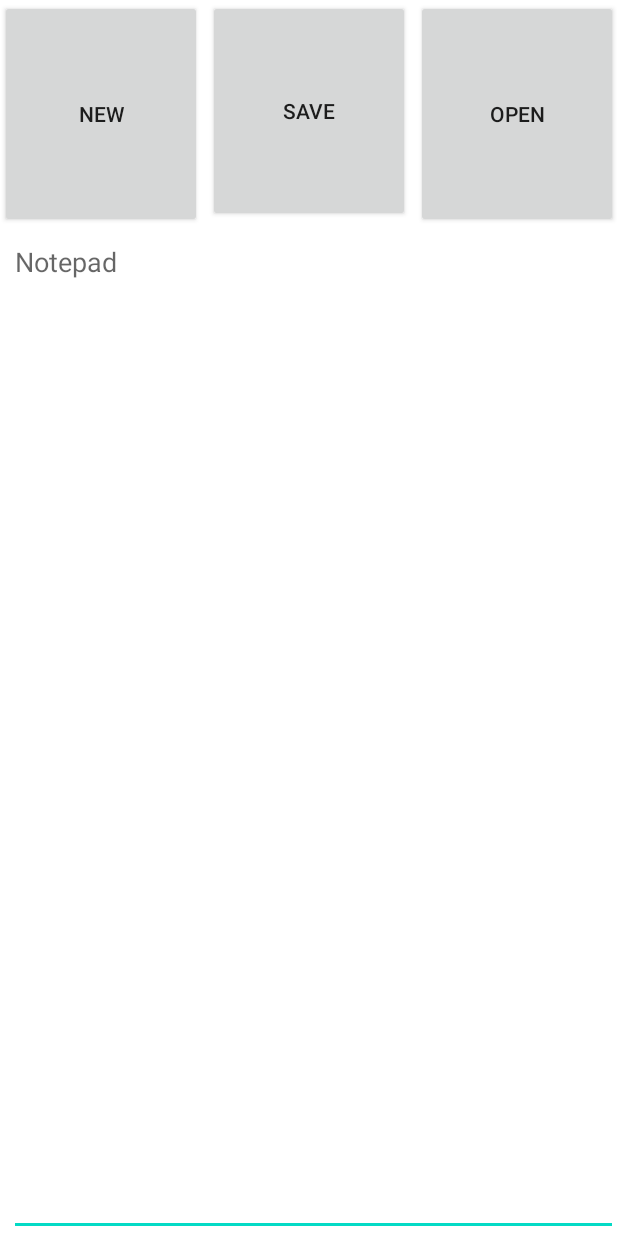
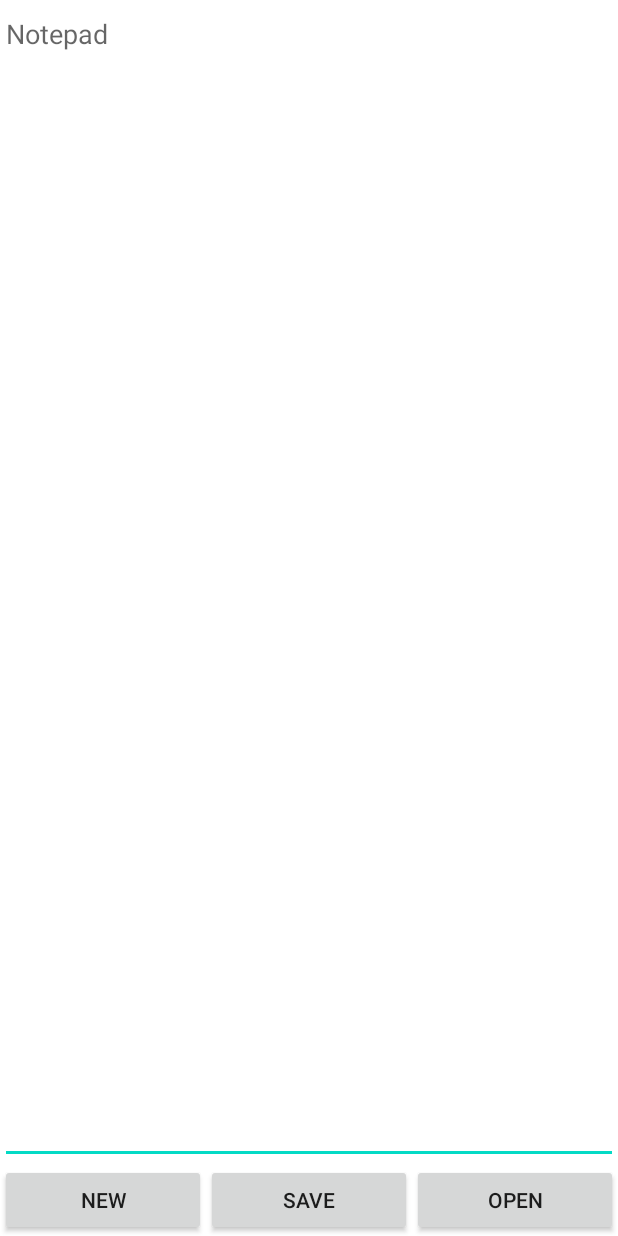
Before and after one commit to RiturajGupta21/Notepad, an Android app: the screen it shows after launch (MainActivity), on a phone screen of 412 x 824 dp. Run offline under Robolectric (Android 15) with nearby library versions, the light colour scheme and no system bars.

Commit message:
Update the Button Size and position

```diff
--- a/app/src/main/res/layout/activity_main.xml
+++ b/app/src/main/res/layout/activity_main.xml
@@ -7,66 +7,59 @@
     tools:context=".MainActivity">
 
     <Button
-        android:id="@+id/button_New"
-        android:layout_width="0dp"
-        android:layout_height="0dp"
-        android:layout_marginEnd="4dp"
-        android:layout_weight="1"
-        android:onClick="onclick"
-        android:text="New"
-        app:layout_constraintBottom_toTopOf="@+id/text_Writeup"
-        app:layout_constraintEnd_toStartOf="@+id/button_Save"
-        app:layout_constraintHorizontal_bias="0.0"
-        app:layout_constraintStart_toStartOf="parent"
-        app:layout_constraintTop_toTopOf="parent"
-        app:layout_constraintVertical_bias="0.0"
-        tools:ignore="ButtonStyle,HardcodedText,UsingOnClickInXml" />
-
-    <Button
         android:id="@+id/button_Save"
         android:layout_width="0dp"
-        android:layout_height="0dp"
-        android:layout_marginEnd="4dp"
+        android:layout_height="wrap_content"
         android:layout_weight="1"
         android:onClick="onclick"
         android:text="Save"
-        app:layout_constraintBottom_toTopOf="@+id/text_Writeup"
+        app:layout_constraintBottom_toBottomOf="parent"
         app:layout_constraintEnd_toStartOf="@+id/button_Open"
         app:layout_constraintStart_toEndOf="@+id/button_New"
-        app:layout_constraintTop_toTopOf="parent"
+        app:layout_constraintTop_toBottomOf="@+id/text_Writeup"
         tools:ignore="ButtonStyle,HardcodedText,UsingOnClickInXml" />
 
     <Button
         android:id="@+id/button_Open"
         android:layout_width="0dp"
-        android:layout_height="0dp"
+        android:layout_height="wrap_content"
         android:layout_weight="1"
         android:onClick="onclick"
         android:text="Open"
-        app:layout_constraintBottom_toTopOf="@+id/text_Writeup"
+        app:layout_constraintBottom_toBottomOf="parent"
         app:layout_constraintEnd_toEndOf="parent"
         app:layout_constraintStart_toEndOf="@+id/button_Save"
-        app:layout_constraintTop_toTopOf="parent"
-        app:layout_constraintVertical_bias="0.222"
+        app:layout_constraintTop_toBottomOf="@+id/text_Writeup"
+        tools:ignore="ButtonStyle,HardcodedText,UsingOnClickInXml" />
+
+    <Button
+        android:id="@+id/button_New"
+        android:layout_width="0dp"
+        android:layout_height="wrap_content"
+        android:layout_weight="1"
+        android:onClick="onclick"
+        android:text="New"
+        app:layout_constraintBottom_toBottomOf="parent"
+        app:layout_constraintEnd_toStartOf="@+id/button_Save"
+        app:layout_constraintHorizontal_bias="0.0"
+        app:layout_constraintStart_toStartOf="parent"
+        app:layout_constraintTop_toBottomOf="@+id/text_Writeup"
         tools:ignore="ButtonStyle,HardcodedText,UsingOnClickInXml" />
 
     <EditText
         android:id="@+id/text_Writeup"
         android:layout_width="0dp"
-        android:layout_height="672dp"
-        android:layout_marginStart="6dp"
-        android:layout_marginTop="4dp"
+        android:layout_height="0dp"
         android:autofillHints=""
         android:gravity="top"
         android:hint="@string/app_name"
         android:inputType="textMultiLine"
         android:scrollbars="vertical"
-        app:layout_constraintBottom_toBottomOf="parent"
+        app:layout_constraintBottom_toTopOf="@+id/button_Save"
         app:layout_constraintEnd_toEndOf="parent"
         app:layout_constraintHorizontal_bias="0.0"
         app:layout_constraintStart_toStartOf="parent"
-        app:layout_constraintTop_toBottomOf="@+id/button_Save"
-        app:layout_constraintVertical_bias="0.0"
+        app:layout_constraintTop_toTopOf="parent"
         tools:ignore="LabelFor" />
 
 </androidx.constraintlayout.widget.ConstraintLayout>
--- a/app/src/main/res/mipmap-anydpi-v26/ic_launcher.xml
+++ b/app/src/main/res/mipmap-anydpi-v26/ic_launcher.xml
@@ -1,5 +1,5 @@
 <?xml version="1.0" encoding="utf-8"?>
 <adaptive-icon xmlns:android="http://schemas.android.com/apk/res/android">
-    <background android:drawable="@drawable/ic_launcher_background"/>
-    <foreground android:drawable="@drawable/ic_launcher_foreground"/>
+    <background android:drawable="@color/ic_launcher_background"/>
+    <foreground android:drawable="@mipmap/ic_launcher_foreground"/>
 </adaptive-icon>
--- a/app/src/main/res/mipmap-anydpi-v26/ic_launcher_round.xml
+++ b/app/src/main/res/mipmap-anydpi-v26/ic_launcher_round.xml
@@ -1,5 +1,5 @@
 <?xml version="1.0" encoding="utf-8"?>
 <adaptive-icon xmlns:android="http://schemas.android.com/apk/res/android">
-    <background android:drawable="@drawable/ic_launcher_background"/>
-    <foreground android:drawable="@drawable/ic_launcher_foreground"/>
+    <background android:drawable="@color/ic_launcher_background"/>
+    <foreground android:drawable="@mipmap/ic_launcher_foreground"/>
 </adaptive-icon>
```
Also changed, not shown: app/src/main/res/drawable/ic_launcher_background.xml (deleted, +0 -74 lines), app/src/main/ic_launcher-playstore.png, app/src/main/res/mipmap-hdpi/ic_launcher_foreground.png, app/src/main/res/mipmap-mdpi/ic_launcher_foreground.png, app/src/main/res/mipmap-xhdpi/ic_launcher_foreground.png, app/src/main/res/mipmap-xxhdpi/ic_launcher_foreground.png, app/src/main/res/mipmap-xxxhdpi/ic_launcher_foreground.png.
